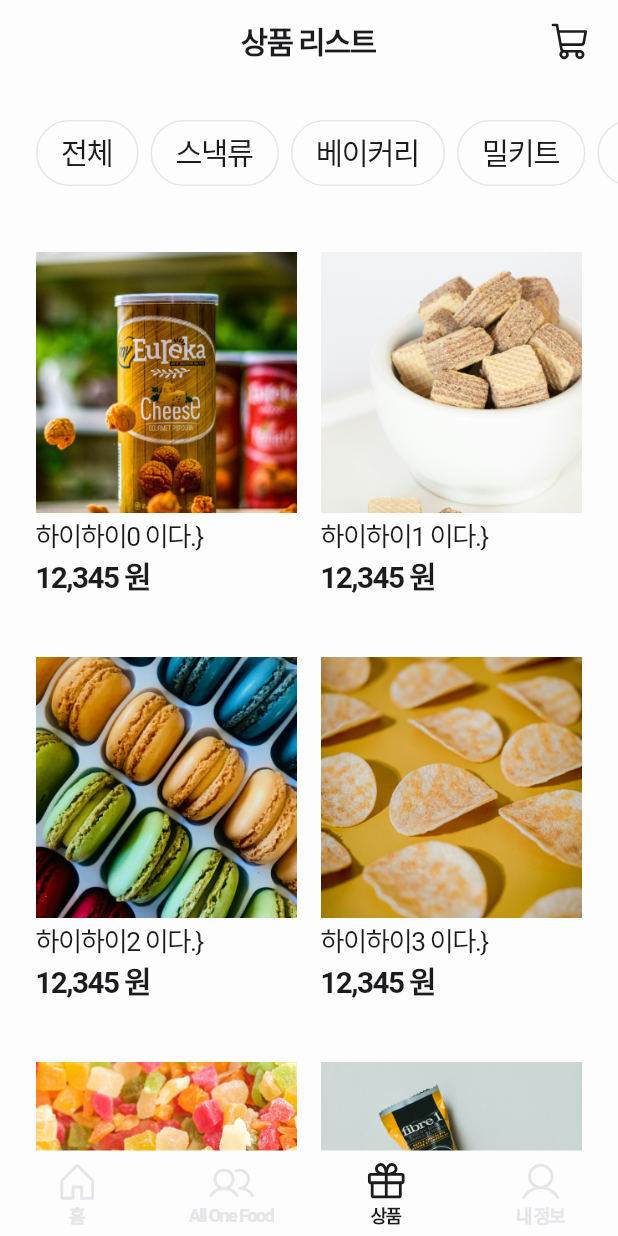
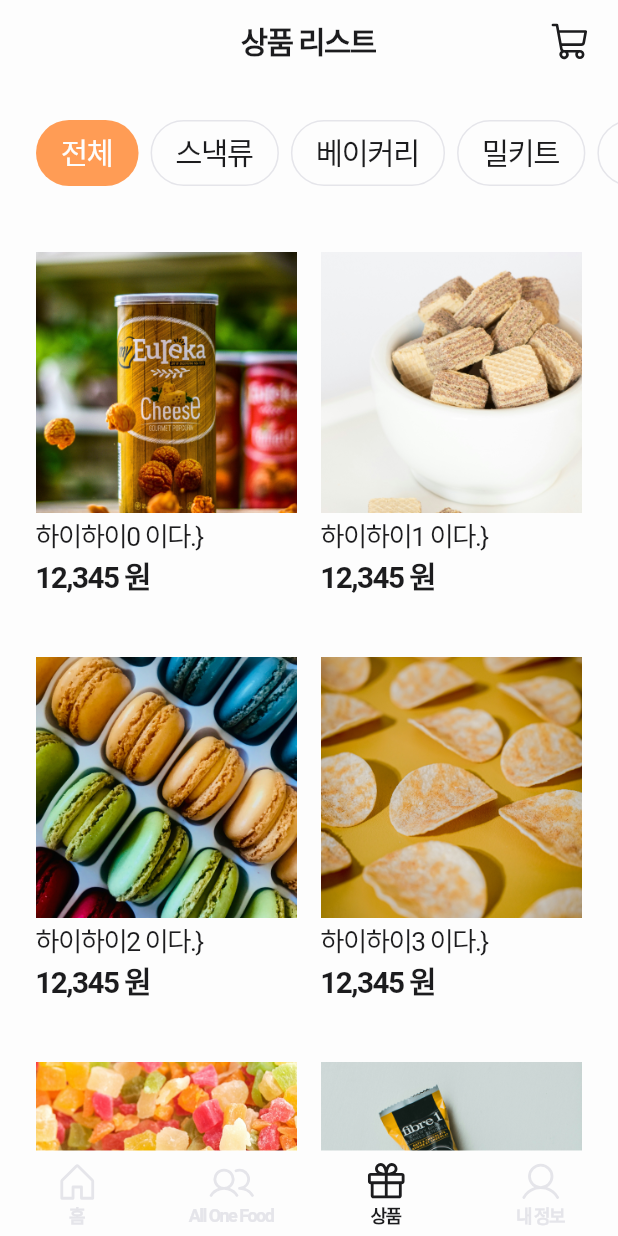
Before and after one commit to yeongwooCho/all_one_food, a Flutter app: the ProductScreen screen opened by its route, on a phone screen of 412 x 824 dp. Run offline on Flutter 3.47's test engine with Material 3 defaults, Android fonts, the phone set to English and light mode, and no system bars; our stand-ins replace flutter_riverpod, fluttertoast, go_router, loading_animation_widget, phosphor_flutter; missing offline and left inert: hidable; Roboto replaces fonts that are missing (Pretendard); project files that could hold a hidden picture were left out.

Commit message:
[feat] selected category 화면 구현

```diff
--- a/lib/product/provider/category_provider.dart
+++ b/lib/product/provider/category_provider.dart
@@ -1,4 +1,8 @@
 import 'package:flutter_riverpod/flutter_riverpod.dart';
+
+final categorySelectedProvider = StateProvider<String>(
+  (ref) => '전체',
+);
 
 final categoriesProvider = StateProvider<List<String>>(
   (ref) => [
--- a/lib/product/view/product_screen.dart
+++ b/lib/product/view/product_screen.dart
@@ -20,6 +20,7 @@ class ProductScreen extends ConsumerWidget {
   Widget build(BuildContext context, WidgetRef ref) {
     final products = ref.watch(productProvider);
     final categories = ref.watch(categoriesProvider);
+    final selectedCategory = ref.watch(categorySelectedProvider);
 
     return DefaultLayout(
       appbar: DefaultAppBar(
@@ -52,12 +53,21 @@ class ProductScreen extends ConsumerWidget {
 
                 return Container(
                   decoration: BoxDecoration(
+                    color:
+                        selectedCategory == category ? MyColor.primary : null,
                     border: Border.all(
                       width: 1.0,
-                      color: MyColor.middleGrey,
+                      color: selectedCategory == category
+                          ? MyColor.empty
+                          : MyColor.middleGrey,
                     ),
                     borderRadius: BorderRadius.circular(100.0),
                   ),
+                  child: InkWell(
+                    onTap: () {
+                      ref.read(categorySelectedProvider.notifier).state =
+                          category;
+                    },
                     child: Padding(
                       padding: const EdgeInsets.symmetric(
                         horizontal: 16.0,
@@ -65,7 +75,12 @@ class ProductScreen extends ConsumerWidget {
                       ),
                       child: Text(
                         category,
-                      style: MyTextStyle.bodyRegular,
+                        style: MyTextStyle.bodyRegular.copyWith(
+                          color: selectedCategory == category
+                              ? MyColor.white
+                              : null,
+                        ),
+                      ),
                     ),
                   ),
                 );
```
Lines whose indentation alone changed are shown as unchanged.
